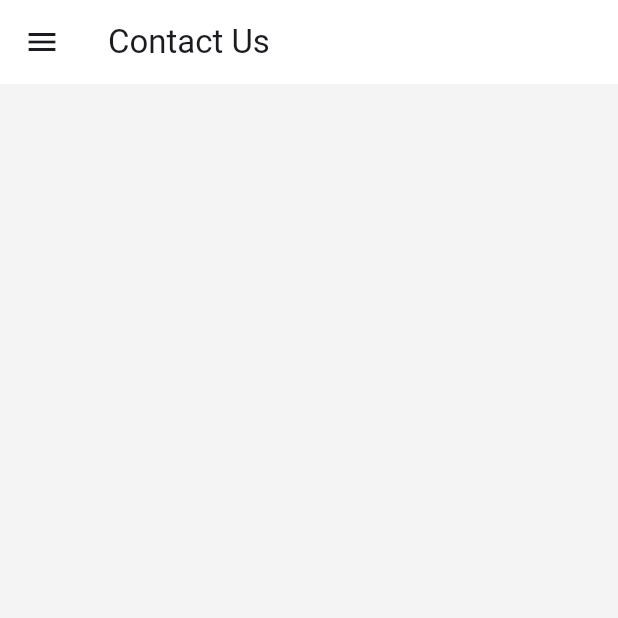
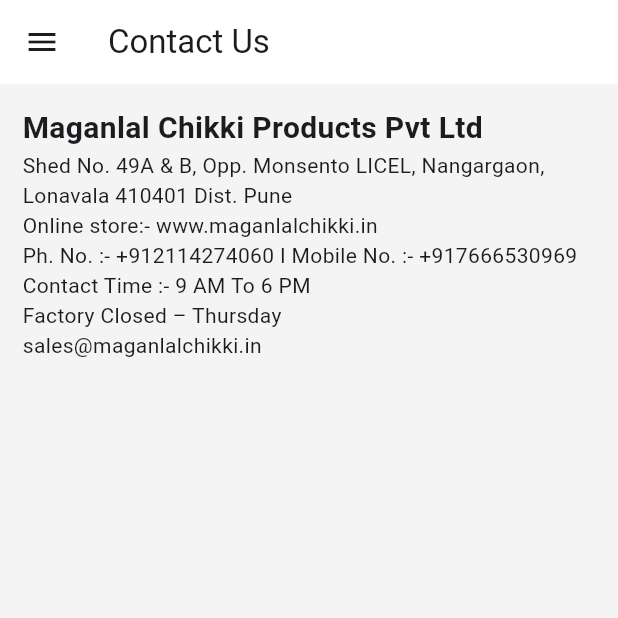
Before and after one commit to sagardhadke/Maganlal-Chikki, a Flutter app: the MyContactUs screen opened directly, on a phone screen of 412 x 824 dp, the top half of it. Run offline on Flutter 3.47's test engine with Material 3 defaults, Android fonts, the phone set to English and light mode, and no system bars; our stand-ins replace cached_network_image, flutter_image_slideshow, google_fonts, logger, smooth_page_indicator; missing offline and left inert: circular_image; network calls fail.

Commit message:
Added Contact Us Screen

```diff
--- a/lib/Exports/myExports.dart
+++ b/lib/Exports/myExports.dart
@@ -9,6 +9,7 @@
 export 'package:maganlal_chikki/View/Screens/contact.dart';
 export 'package:maganlal_chikki/View/Screens/allProducts.dart';
 export 'package:maganlal_chikki/View/Screens/productsDetails.dart';
+export 'package:maganlal_chikki/View/Screens/splashScreen.dart';
 
 
 //Colors
--- a/lib/View/Screens/contact.dart
+++ b/lib/View/Screens/contact.dart
@@ -12,13 +12,29 @@
   Widget build(BuildContext context) {
     return Scaffold(
       appBar: AppBar(
-        title: Text("Contact Us"),
+        title: const Text("Contact Us"),
         backgroundColor: Colors.white,
       ),
       drawer: Uihelper.myDrawer(context),
-      backgroundColor: Color(0XFFF4F4F4),
-      body: Column(
-        children: [],
+      backgroundColor: const Color(0XFFF4F4F4),
+      body: const Padding(
+        padding: EdgeInsets.all(15.0),
+        child: Column(
+          crossAxisAlignment: CrossAxisAlignment.start,
+          children: [
+            Text(
+              "Maganlal Chikki Products Pvt Ltd",
+              style: TextStyle(fontSize: 20, fontWeight: FontWeight.bold),
+            ),
+            Text(
+                "Shed No. 49A & B, Opp. Monsento LICEL, Nangargaon, Lonavala 410401 Dist. Pune"),
+            Text("Online store:- www.maganlalchikki.in"),
+            Text("Ph. No. :- +912114274060 I Mobile No. :- +917666530969"),
+            Text("Contact Time :- 9 AM To 6 PM"),
+            Text("Factory Closed – Thursday"),
+            Text("sales@maganlalchikki.in"),
+          ],
+        ),
       ),
     );
   }
--- a/lib/main.dart
+++ b/lib/main.dart
@@ -17,6 +17,6 @@
           colorScheme: ColorScheme.fromSeed(seedColor: Colors.deepPurple),
           useMaterial3: true,
         ),
-        home: MyDashboard());
+        home: MySplashScreen());
   }
 }
```
Also changed, not shown: lib/View/Screens/splashScreen.dart (added, +36 -0 lines).
